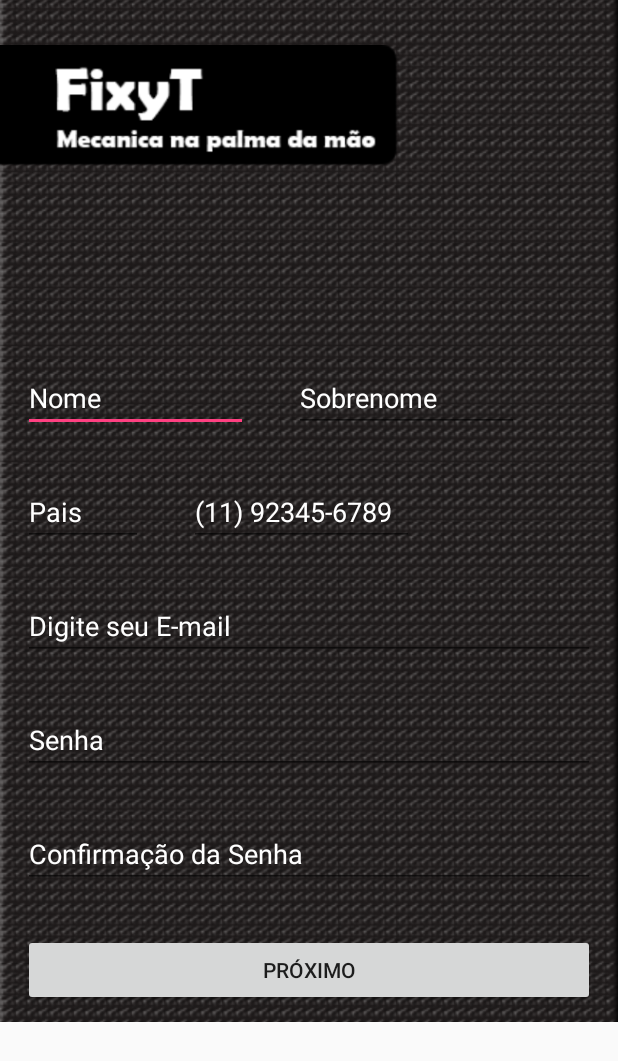
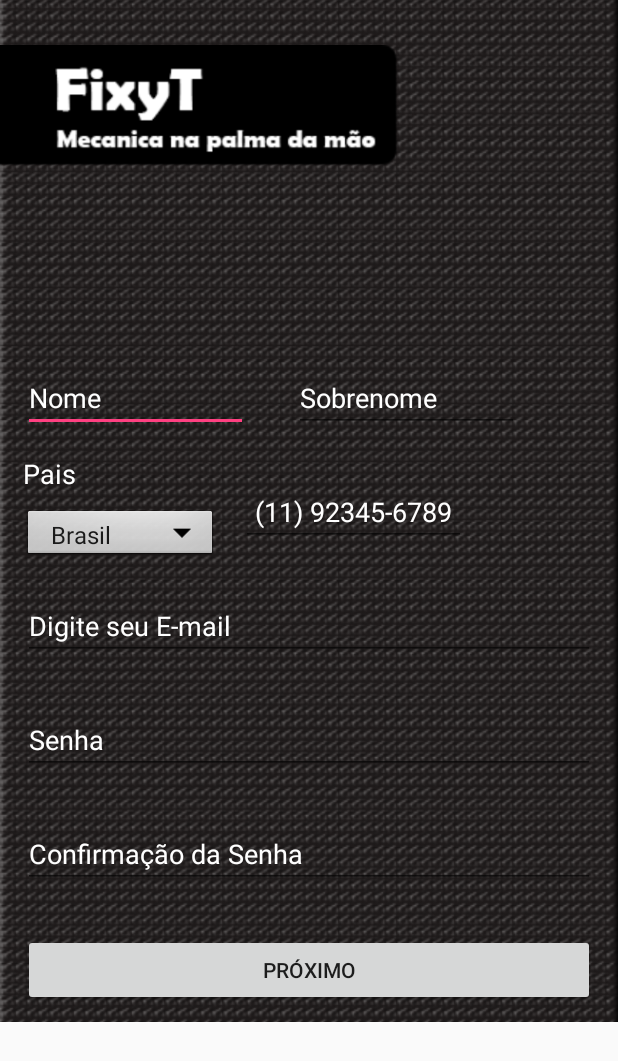
Before and after one commit to diogoguilhen/Fixyt, an Android app: the Registrar_1 screen opened directly, with no data from a screen before it, on a phone screen of 412 x 824 dp. Shown: the top 1061 px of the screen. Run offline under Robolectric (Android 15) with nearby library versions, the phone set to English and light mode, and no system bars; our stand-ins replace Firebase (no records; nobody signed in at launch, a user with empty details on screens opened directly).

Commit message:
Spinners Funcionando com a utilização de Listas no arquivo Strings.xml (cria-se String Arrays e são chamados pelo codigo java ).

```diff
--- a/app/src/main/java/fixyt/fixyt/Registrar_1.java
+++ b/app/src/main/java/fixyt/fixyt/Registrar_1.java
@@ -11,8 +11,11 @@ import android.text.TextUtils;
 import android.util.Log;
 import android.view.View;
 import android.view.View.OnClickListener;
+import android.widget.AdapterView;
+import android.widget.ArrayAdapter;
 import android.widget.Button;
 import android.widget.EditText;
+import android.widget.Spinner;
 import android.widget.TextView;
 import android.widget.Toast;
 
@@ -39,6 +42,9 @@ public class Registrar_1 extends AppCompatActivity implements View.OnClickListen
     private ProgressDialog dialogoProgresso;
     private CadastroMotorista cadastroMotorista;
 
+    private Spinner spinnerPais;
+    private ArrayAdapter adaptador;
+
     // Declarar API Firabase Auth
     private FirebaseAuth firebasAuth;
 
@@ -54,11 +60,16 @@ public class Registrar_1 extends AppCompatActivity implements View.OnClickListen
 
         dialogoProgresso = new ProgressDialog(this);
         cadastroMotorista = new CadastroMotorista();
+        //Teste do SPINNER PAIS
+        spinnerPais = (Spinner) findViewById(R.id.spinnerPais);
+        adaptador = ArrayAdapter.createFromResource(this, R.array.Paises, android.R.layout.simple_spinner_item);
+        adaptador.setDropDownViewResource(android.R.layout.simple_spinner_dropdown_item);
+        spinnerPais.setAdapter(adaptador);
 
         botaoProximo1 = (Button) findViewById(R.id.botaoProximo1);
         nome = (EditText) findViewById(R.id.campoNome);
         sobrenome = (EditText) findViewById(R.id.campoSobrenome);
-        pais = (EditText) findViewById(R.id.campoPais);
+        //pais = (EditText) findViewById(R.id.campoPais);
         telefone = (EditText) findViewById(R.id.campoTelefone);
         email = (EditText) findViewById(R.id.campoEmail);
 
@@ -85,7 +96,7 @@ public class Registrar_1 extends AppCompatActivity implements View.OnClickListen
     private void registrar1(){
         cadastroMotorista.setNome(nome.getText().toString().trim());
         cadastroMotorista.setSobrenome(sobrenome.getText().toString().trim());
-        cadastroMotorista.setPais(pais.getText().toString().trim());
+        //cadastroMotorista.setPais(pais.getText().toString().trim());
         cadastroMotorista.setTelefone(telefone.getText().toString().trim());
         cadastroMotorista.setEmail(email.getText().toString().trim());
         cadastroMotorista.setSenha(digSenha.getText().toString().trim());
@@ -111,12 +122,12 @@ public class Registrar_1 extends AppCompatActivity implements View.OnClickListen
             //parar a execução do código
             return;
         }
-        if(TextUtils.isEmpty(pais)){
+        /*if(TextUtils.isEmpty(pais)){
             //email vazio
             Toast.makeText(this, "Ingresse um pais!", Toast.LENGTH_SHORT).show();
             //parar a execução do código
             return;
-        }
+        }*/
         if(TextUtils.isEmpty(telefone)){
             //email vazio
             Toast.makeText(this, "Ingresse um telefone!", Toast.LENGTH_SHORT).show();
--- a/app/src/main/java/fixyt/fixyt/Registrar_3.java
+++ b/app/src/main/java/fixyt/fixyt/Registrar_3.java
@@ -58,7 +58,7 @@ public class Registrar_3 extends AppCompatActivity implements View.OnClickListen
 
         menuEstado = (Spinner) findViewById(R.id.campoEstado);
         botaoRegistrar = (Button) findViewById(R.id.botFinalizar);
-        campoCPF = (EditText) findViewById(R.id.campoCpfCnpj);
+        campoCPF = (EditText) findViewById(R.id.campoCpf);
         campoDataNascimento = (EditText) findViewById(R.id.campoDataNascimento);
         campoCidade = (EditText) findViewById(R.id.campoCidade);
 
--- a/app/src/main/res/layout/activity_registrar_1.xml
+++ b/app/src/main/res/layout/activity_registrar_1.xml
@@ -61,17 +61,34 @@
             android:layout_height="match_parent"
             android:orientation="horizontal">
 
-            <EditText
-                android:id="@+id/campoPais"
-                android:layout_width="80dp"
+            <LinearLayout
+                android:layout_width="wrap_content"
                 android:layout_height="wrap_content"
-                android:layout_margin="15dp"
-                android:hint="Pais"
-                android:inputType="text"
-                android:textColor="@android:color/white"
-                android:textColorHighlight="@android:color/background_light"
-                android:textColorHint="@android:color/background_light"
-                android:textColorLink="@android:color/holo_blue_dark" />
+                android:orientation="vertical">
+
+                <TextView
+                    android:layout_width="wrap_content"
+                    android:layout_height="wrap_content"
+                    android:text="Pais"
+                    android:textSize="18dp"
+                    android:layout_marginLeft="15dp"
+                    android:textColor="@android:color/white"/>
+
+                <Spinner
+                    android:id="@+id/spinnerPais"
+                    android:layout_width="130dp"
+                    android:layout_height="37dp"
+                    android:layout_marginTop="10dp"
+                    android:layout_marginLeft="15dp"
+                    android:layout_gravity="center_vertical"
+                    android:entries="@array/Paises"
+                    android:background="@android:drawable/btn_dropdown">
+
+                </Spinner>
+
+
+            </LinearLayout>
+
 
             <EditText
                 android:id="@+id/campoTelefone"
@@ -81,10 +98,12 @@
                 android:hint="(11) 92345-6789"
                 android:inputType="number"
                 android:maxLength="14"
+                android:layout_gravity="center_vertical"
                 android:textColor="@android:color/white"
                 android:textColorHighlight="@android:color/background_light"
                 android:textColorHint="@android:color/background_light"
-                android:textColorLink="@android:color/holo_blue_dark" />
+                android:textColorLink="@android:color/holo_blue_dark"
+                android:textAlignment="center" />
 
         </LinearLayout>
 
--- a/app/src/main/res/layout/activity_registrar_2.xml
+++ b/app/src/main/res/layout/activity_registrar_2.xml
@@ -66,7 +66,7 @@
             android:layout_height="wrap_content"
             android:id="@+id/campoEstado"
             android:dropDownSelector="@android:color/background_light"
-            android:background="@android:drawable/btn_dropdown"
+            android:background="@android:color/holo_blue_light"
             android:layout_marginLeft="15dp" />
 
         <EditText
--- a/app/src/main/res/values/strings.xml
+++ b/app/src/main/res/values/strings.xml
@@ -6,4 +6,12 @@
     <string name="navigation_drawer_close">Close navigation drawer</string>
 
     <string name="action_settings">Settings</string>
+    <string-array name="Paises">
+        <item>Brasil</item>
+        <item>Argentina</item>
+        <item>Peru</item>
+        <item>Bolivia</item>
+        <item>EUA</item>
+
+    </string-array>
 </resources>
```
Also changed, not shown: app/src/main/java/fixyt/fixyt/Registrar_2.java (+13 -4 lines), app/src/main/java/fixyt/fixyt/ValidaCPF.java (added, +66 -0 lines).
